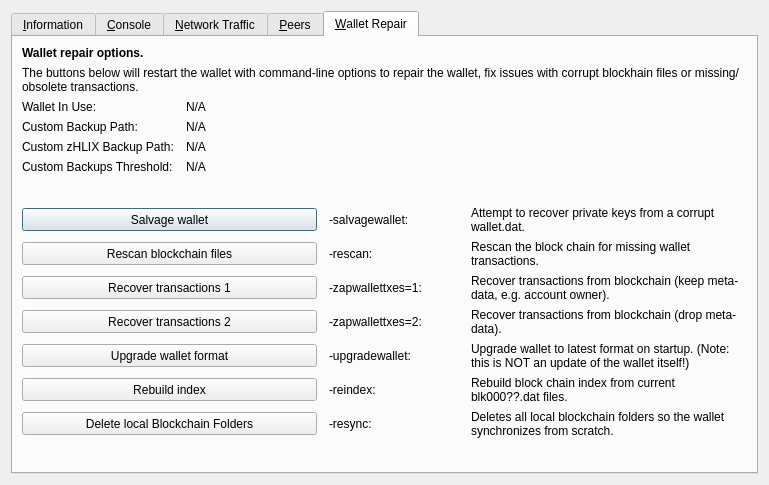
The window that src/qt/forms/rpcconsole.ui (noodlespan/helix) describes before a commit, drawn with Qt 5.
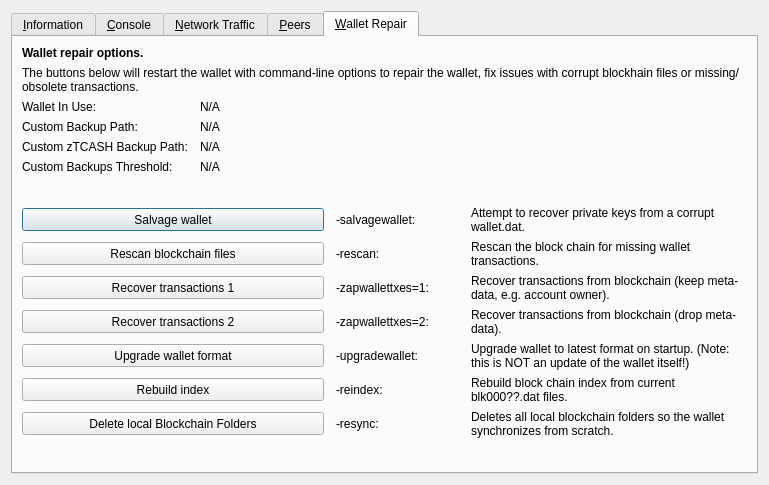
The same window after the commit. The open tabs and pages were chosen to show the change. Icons and pictures are not drawn. Custom widgets are drawn as their Qt base class.

```diff
--- a/src/qt/forms/rpcconsole.ui
+++ b/src/qt/forms/rpcconsole.ui
@@ -1328,7 +1328,7 @@
        <item row="4" column="0">
         <widget class="QLabel" name="wallet_customzhlixbackuppath_label">
          <property name="text">
-          <string>Custom zHLIX Backup Path:</string>
+          <string>Custom zTCASH Backup Path:</string>
          </property>
          <property name="visible">
           <bool>false</bool>
```
Left out of the diff: 4 changed lines with no effect on the pictures.
